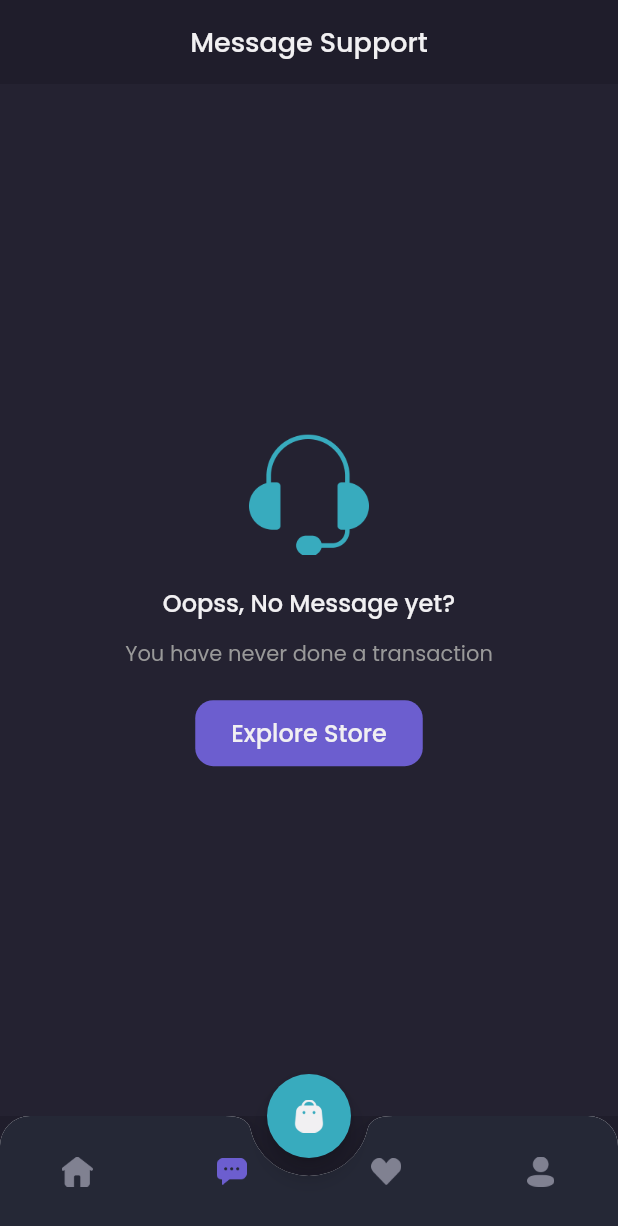
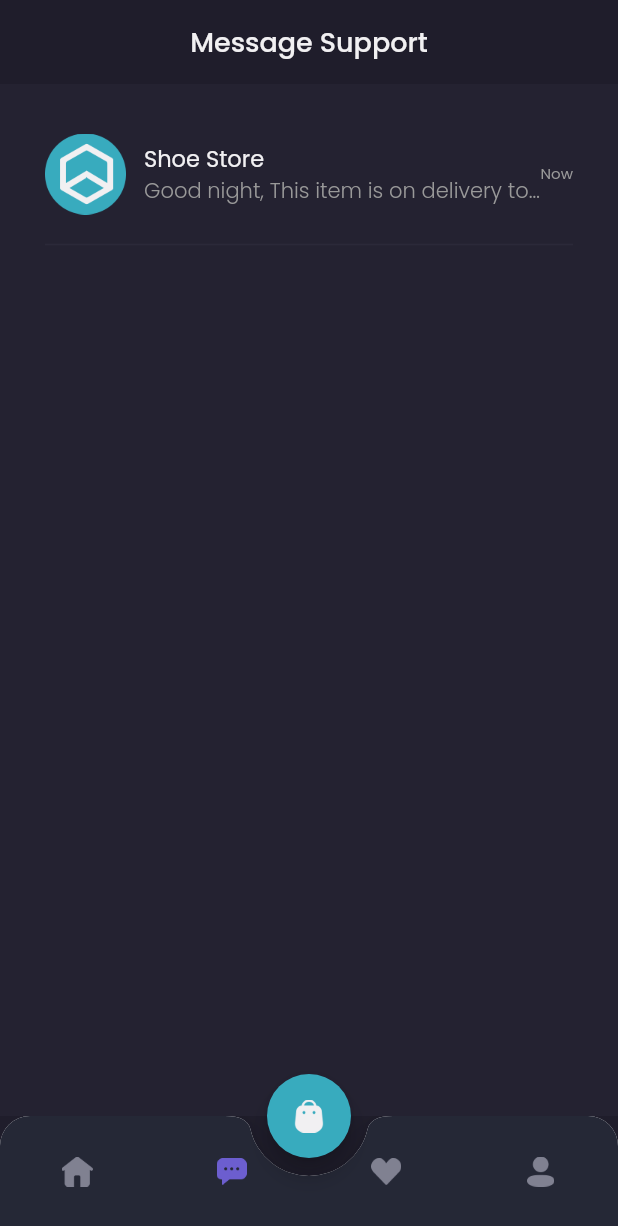
Before and after one commit to madezainul/flutter-shamo, a Flutter app: the MainPage screen opened by its route, item 2 of the bottom bar chosen, on a phone screen of 412 x 824 dp. Shown: the top 1226 px of the screen. Run offline on Flutter 3.47's test engine with Material 2 defaults, Android fonts, the phone set to English and light mode, and no system bars; our stand-ins replace google_fonts.

```diff
--- a/lib/main.dart
+++ b/lib/main.dart
@@ -1,4 +1,5 @@
 import 'package:flutter/material.dart';
+import 'package:shamo/pages/home/detail_chat_page.dart';
 import 'package:shamo/pages/home/main_page.dart';
 import 'package:shamo/pages/sign_in_page.dart';
 import 'package:shamo/pages/sign_up_page.dart';
@@ -17,6 +18,7 @@ class MyApp extends StatelessWidget {
         '/sign-in': (context) => SignInPage(),
         '/sign-up': (context) => SignUpPage(),
         '/home': (context) => MainPage(),
+        '/detail-chat': (context) => DetailChatPage(),
       },
     );
   }
--- a/lib/pages/home/chat_page.dart
+++ b/lib/pages/home/chat_page.dart
@@ -1,5 +1,6 @@
 import 'package:flutter/material.dart';
 import 'package:shamo/theme.dart';
+import 'package:shamo/widgets/chat_tile.dart';
 
 class ChatPage extends StatelessWidget {
   @override
@@ -20,7 +21,7 @@ class ChatPage extends StatelessWidget {
       );
     }
 
-    Widget content() {
+    Widget emptyChat() {
       return Expanded(
         child: Container(
           width: double.infinity,
@@ -81,6 +82,23 @@ class ChatPage extends StatelessWidget {
       );
     }
 
+    Widget content() {
+      return Expanded(
+        child: Container(
+          width: double.infinity,
+          color: backgroundColor3,
+          child: ListView(
+            padding: EdgeInsets.symmetric(
+              horizontal: defaultMargin,
+            ),
+            children: [
+              ChatTile(),
+            ],
+          ),
+        ),
+      );
+    }
+
     return Column(
       children: [
         header(),
--- a/lib/theme.dart
+++ b/lib/theme.dart
@@ -11,6 +11,7 @@ Color backgroundColor1 = Color(0xff1F1D2B);
 Color backgroundColor2 = Color(0xff2B2937);
 Color backgroundColor3 = Color(0xff242231);
 Color backgroundColor4 = Color(0xff252836);
+Color backgroundColor5 = Color(0xff2B2844);
 Color primaryTextColor = Color(0xffF1F0F2);
 Color secondaryTextColor = Color(0xff999999);
 Color subtitleColor = Color(0xff504F5E);
--- /dev/null
+++ b/lib/widgets/chat_tile.dart
@@ -0,0 +1,68 @@
+import 'package:flutter/material.dart';
+import 'package:shamo/theme.dart';
+
+class ChatTile extends StatelessWidget {
+  const ChatTile({Key? key}) : super(key: key);
+
+  @override
+  Widget build(BuildContext context) {
+    return GestureDetector(
+      onTap: () {
+        Navigator.pushNamed(context, '/detail-chat');
+      },
+      child: Container(
+        margin: EdgeInsets.only(
+          top: 33,
+        ),
+        child: Column(
+          children: [
+            Row(
+              children: [
+                Image.asset(
+                  'assets/image_shop_logo.png',
+                  width: 54,
+                ),
+                SizedBox(
+                  width: 12,
+                ),
+                Expanded(
+                  child: Column(
+                    crossAxisAlignment: CrossAxisAlignment.start,
+                    children: [
+                      Text(
+                        'Shoe Store',
+                        style: primaryTextStyle.copyWith(
+                          fontSize: 15,
+                        ),
+                      ),
+                      Text(
+                        'Good night, This item is on delivery to your address',
+                        style: secondaryTextStyle.copyWith(
+                          fontWeight: light,
+                        ),
+                        overflow: TextOverflow.ellipsis,
+                      )
+                    ],
+                  ),
+                ),
+                Text(
+                  'Now',
+                  style: secondaryTextStyle.copyWith(
+                    fontSize: 10,
+                  ),
+                )
+              ],
+            ),
+            SizedBox(
+              height: 12,
+            ),
+            Divider(
+              thickness: 1,
+              color: Color(0xff2B2939),
+            ),
+          ],
+        ),
+      ),
+    );
+  }
+}
```
Also changed, not shown: lib/pages/home/detail_chat_page.dart (added, +155 -0 lines), assets/button_close.png (added), assets/button_send.png (added), assets/image_shop_logo_online.png (added), assets/send_button.png (added).
